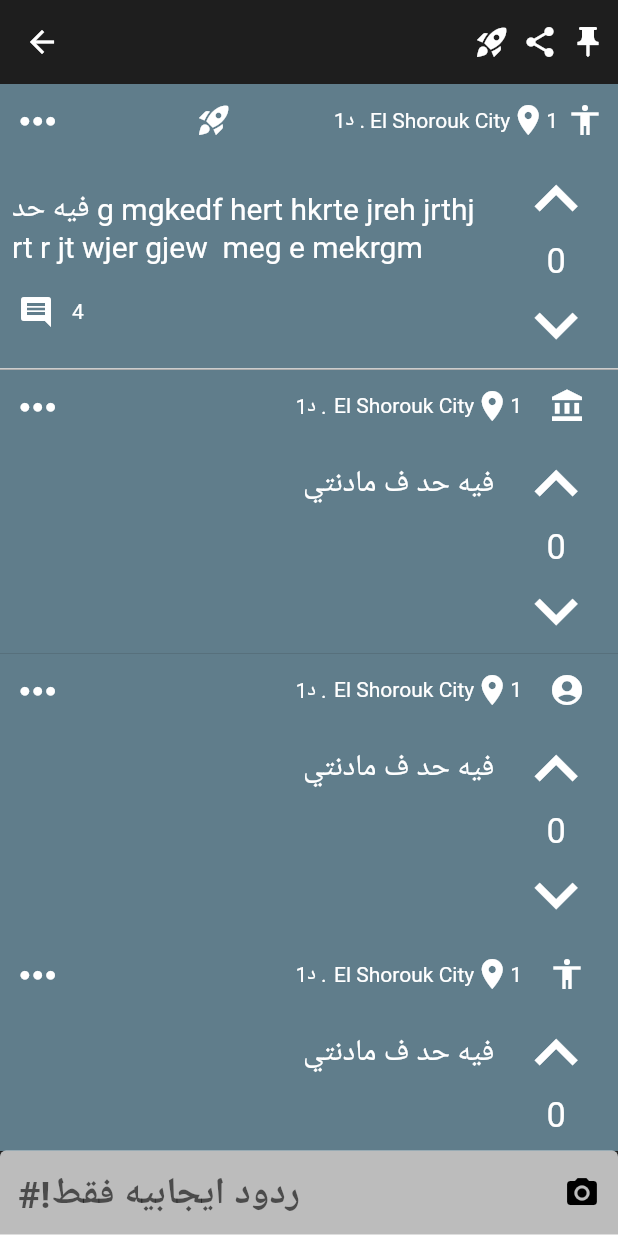
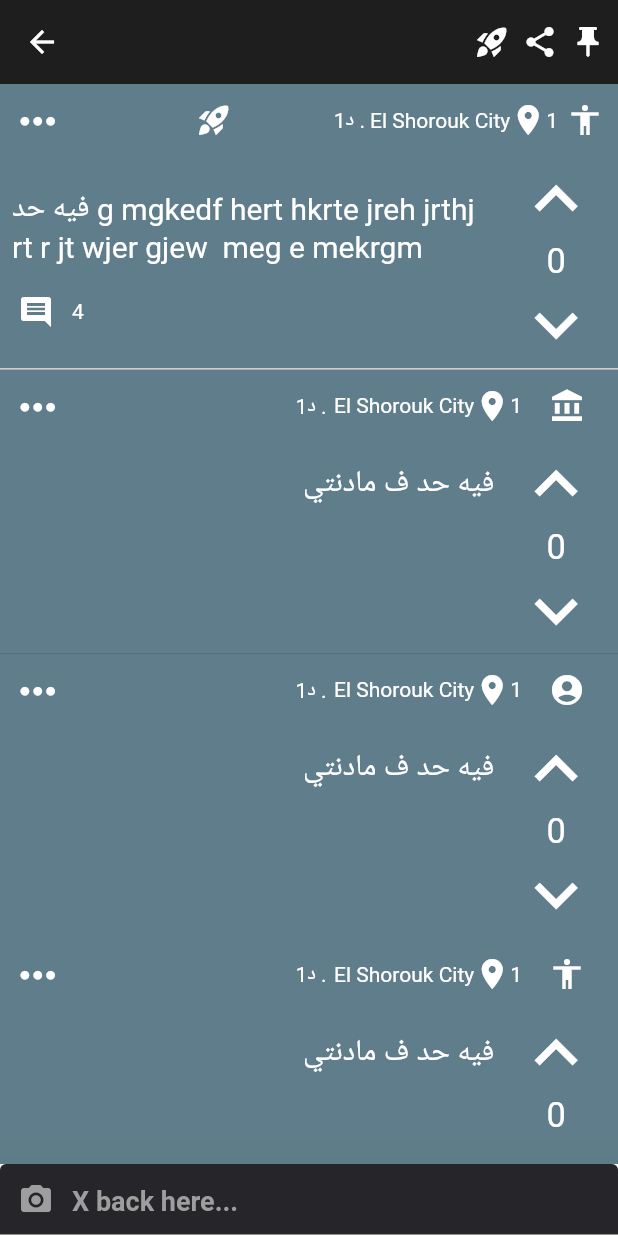
Before and after one commit to eslamsalah5/jodel_clone, a Flutter app: the CommentTwetaBody screen opened directly, on a phone screen of 412 x 824 dp. Run offline on Flutter 3.47's test engine with Material 2 defaults, Android fonts, the phone set to English and light mode, and no system bars; our stand-ins replace bloc, dots_indicator, flutter_bloc, flutter_screenutil, fluttertoast, hexcolor and 1 more; accounts and stored records are empty.

Commit message:
update comment type

```diff
--- a/lib/l10n/intl_ar.arb
+++ b/lib/l10n/intl_ar.arb
@@ -1,7 +1,7 @@
 {
     "dark_Mode": "الوضع المظلم",
     "Language": "اللغه",
-    "My_X": "يوديلاتي",
+    "My_X": "تكساتى",
     "My_X_title": "قسمي",
     "Boosts": "تعزيزات",
     "power": "قوي اكس بلص",
--- a/lib/views/app_home_view/widgets/home_view/widgets/text_fild_comment.dart
+++ b/lib/views/app_home_view/widgets/home_view/widgets/text_fild_comment.dart
@@ -1,4 +1,7 @@
 import 'package:flutter/material.dart';
+import 'package:jodel_app/core/utils/constants.dart';
+import 'package:jodel_app/generated/l10n.dart';
+import 'package:jodel_app/shared/styles/mode/cubit.dart';
 
 class TextFieldComments extends StatefulWidget {
   const TextFieldComments({super.key});
@@ -14,22 +17,28 @@ class _TextFieldCommentsState extends State<TextFieldComments> {
   @override
   Widget build(BuildContext context) {
     // Build a Form widget using the _formKey created above.
-    return Directionality(
-      textDirection: TextDirection.ltr,
+    return Material(
+      elevation: 30,
+      shadowColor: Colors.green,
       child: TextFormField(
         controller: user,
         decoration: InputDecoration(
-            border: const OutlineInputBorder(),
-            hintText: '#!ردود ايجابيه فقط',
-            filled: true,
-            fillColor: Colors.white70,
-            hintMaxLines: 2,
-            hintStyle: const TextStyle(
-              fontSize: 25,
-            ),
-            suffixIcon: IconButton(
-                onPressed: () {}, icon: const Icon(Icons.camera_alt)),
-            suffixIconColor: Colors.black),
+          border: const OutlineInputBorder(),
+          hintText: S.of(context).comment_text_form_hint,
+          filled: true,
+          fillColor:
+              ModeCubit.get(context).isDark ? Color(0xff26252A) : Colors.white,
+          hintMaxLines: 2,
+          hintStyle: TextStyle(
+            fontSize: 18,
+            color: ModeCubit.get(context).isDark ? Colors.grey : Colors.black,
+          ),
+          prefixIcon: IconButton(
+            onPressed: () {},
+            icon: const Icon(Icons.camera_alt),
+            color: ModeCubit.get(context).isDark ? Colors.grey : Colors.black,
+          ),
+        ),
       ),
     );
   }
```
Also changed, not shown: lib/generated/intl/messages_ar.dart.
